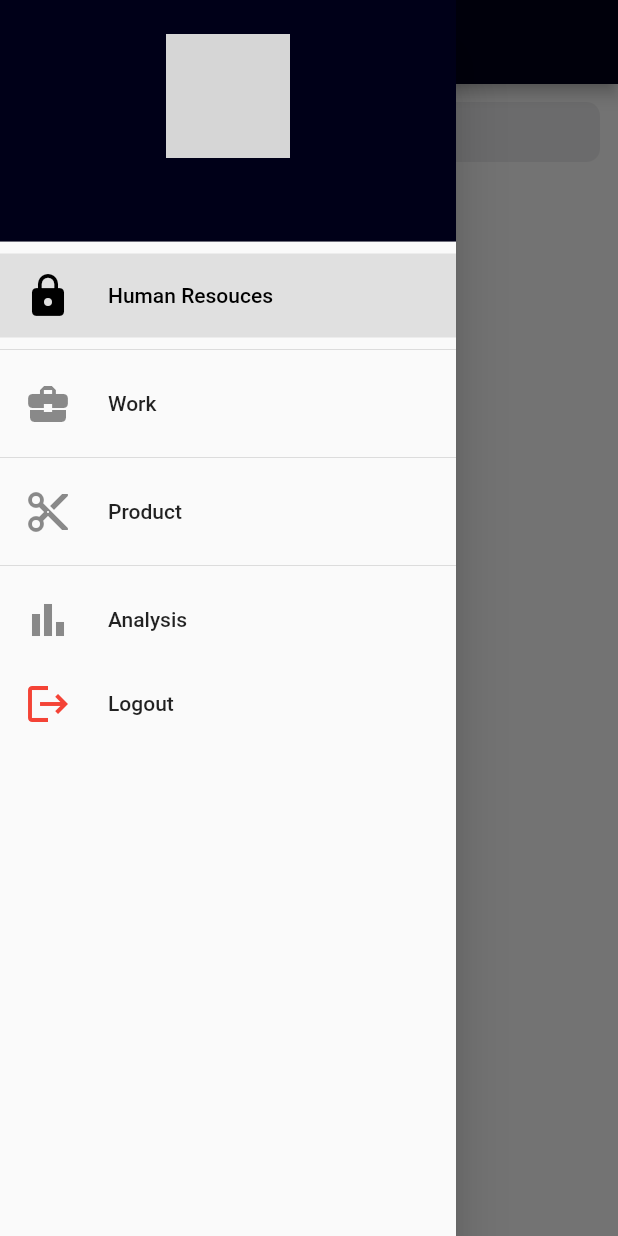
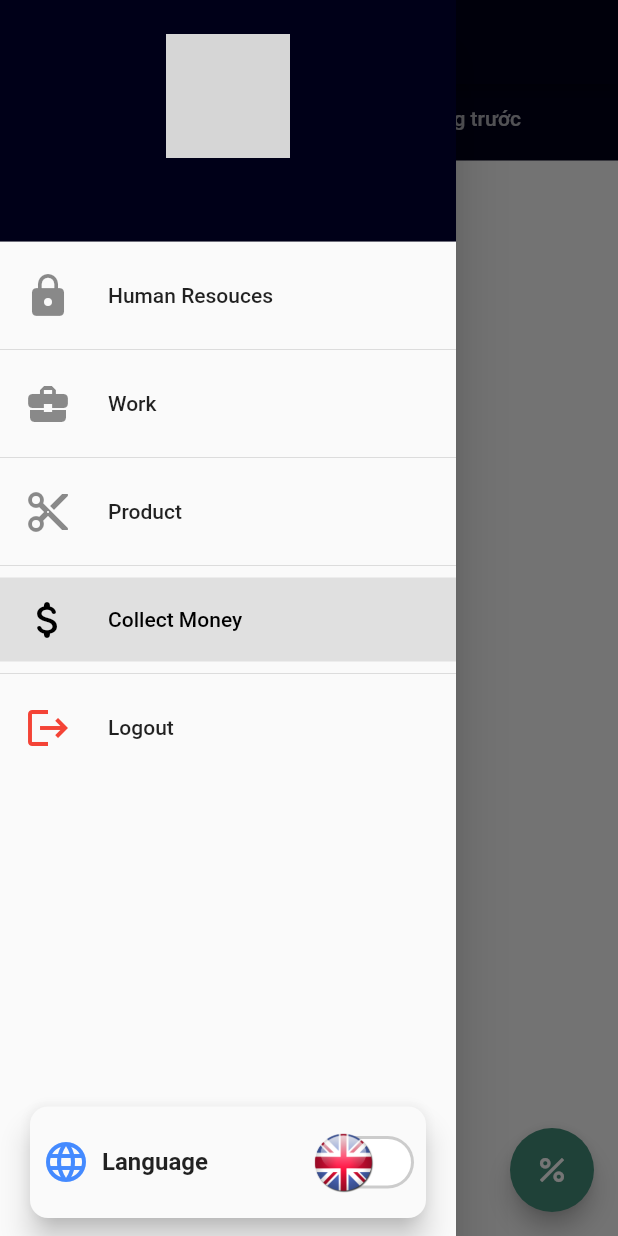
Before and after one commit to toilathor/BarbershopFlutterApp-GRADUATION-THESIS, a Flutter app: the HomeAdminView screen opened by its route, with the side drawer open, on a phone screen of 412 x 824 dp. Run offline on Flutter 3.47's test engine with Material 2 defaults, Android fonts, the phone set to English and light mode, and no system bars; drawn by our look-alikes of animated_toggle_switch; our stand-ins replace awesome_dialog, carousel_slider, data_table_2, date_format, date_picker_timeline, dio and 22 more; missing offline and left inert: flutter_facebook_auth, phone_numbers_parser; accounts and stored records are empty; generated files the repository leaves out were written again; network calls fail; Roboto replaces fonts that are missing (sf-ui-display-light); project files that could hold a hidden picture were left out; grey boxes are pictures that could not be loaded.

Commit message:
done V1 20/06/2022

```diff
--- a/flutter_cahoi_barbershop/lib/core/models/product.dart
+++ b/flutter_cahoi_barbershop/lib/core/models/product.dart
@@ -26,13 +26,13 @@ class Product {
 }
 
 Product _$ProductFromJson(Map<String, dynamic> json) => Product(
-  id: json['id'] as int,
+      id: json['id'] as int,
       name: json['name'] as String,
       price: json['price'] as dynamic,
       duration: json['duration'],
       sortDescription: json['sort_description'] as String,
       fullDescription: json['description'] as String,
-      typeProductId: json['type_product_id'] as int,
+      typeProductId: int.parse("${json['type_product_id']}"),
       image: json['image'] as String,
       status: json['status'] as int,
     );
--- /dev/null
+++ b/flutter_cahoi_barbershop/lib/core/models/revenue.dart
@@ -0,0 +1,59 @@
+import 'package:flutter_cahoi_barbershop/core/models/facility.dart';
+
+/// id : 1
+/// total_revenue_month : 58448
+/// is_paid : 0
+/// facility_id : 1
+/// created_at : "2022-06-19T10:24:12.000000Z"
+/// updated_at : "2022-06-19T10:24:52.000000Z"
+/// facility : {"id":1,"address":"382 Nguyễn Trãi, Thanh Xuân Trung, Thanh Xuân, Hà Nội","description":"Cạnh hầm chui Thanh Xuân, bên tay phải đi theo hướng về Hà Đông","longitude":105.805761,"latitude":20.993949,"image":"/upload/facilities/382_Nguyễn_Trãi,_Thanh_Xuân_Trung,_Thanh_Xuân,_Hà_Nội.png"}
+
+class Revenue {
+  Revenue({
+    this.id,
+    this.totalRevenueMonth,
+    this.isPaid,
+    this.facilityId,
+    this.createdAt,
+    this.updatedAt,
+    this.facility,
+  });
+
+  Revenue.fromJson(dynamic json) {
+    id = json['id'];
+    totalRevenueMonth = json['total_revenue_month'];
+    isPaid = json['is_paid'];
+    facilityId = json['facility_id'];
+    createdAt = json['created_at'];
+    updatedAt = json['updated_at'];
+    facility =
+        json['facility'] != null ? Facility.fromJson(json['facility']) : null;
+  }
+
+  int? id;
+  dynamic totalRevenueMonth;
+  int? isPaid;
+  int? facilityId;
+  String? createdAt;
+  String? updatedAt;
+  Facility? facility;
+
+  Revenue copyWith({
+    int? id,
+    dynamic totalRevenueMonth,
+    int? isPaid,
+    int? facilityId,
+    String? createdAt,
+    String? updatedAt,
+    Facility? facility,
+  }) =>
+      Revenue(
+        id: id ?? this.id,
+        totalRevenueMonth: totalRevenueMonth ?? this.totalRevenueMonth,
+        isPaid: isPaid ?? this.isPaid,
+        facilityId: facilityId ?? this.facilityId,
+        createdAt: createdAt ?? this.createdAt,
+        updatedAt: updatedAt ?? this.updatedAt,
+        facility: facility ?? this.facility,
+      );
+}
--- /dev/null
+++ b/flutter_cahoi_barbershop/lib/core/state_models/admin_model/collect_money_model.dart
@@ -0,0 +1,69 @@
+import 'package:flutter_cahoi_barbershop/core/models/revenue.dart';
+import 'package:flutter_cahoi_barbershop/core/services/revenue_service.dart';
+import 'package:flutter_cahoi_barbershop/core/state_models/base.dart';
+import 'package:flutter_cahoi_barbershop/core/view_state.dart';
+import 'package:flutter_cahoi_barbershop/service_locator.dart';
+import 'package:fluttertoast/fluttertoast.dart';
+
+class CollectMoneyModel extends BaseModel {
+  final _revenueService = locator<RevenueService>();
+
+  Map<String, double> dataChartFirst = {};
+  Map<String, double> dataChartSecond = {};
+
+  List<Revenue> revenueFirst = [];
+  List<Revenue> revenueSecond = [];
+
+  Future changeRevenueMonth(bool isFirstTab) async {
+    setState(ViewState.busy);
+
+    var res = await _revenueService.getRevenueMonth(
+      addMonth: isFirstTab ? 0 : -1,
+    );
+
+    isFirstTab ? (revenueFirst = res) : (revenueSecond = res);
+
+    setState(ViewState.idle);
+    notifyListeners();
+  }
+
+  changeDataChart() {
+    for (var e in revenueFirst) {
+      dataChartFirst["${e.facility!.address}".split(',').first] = double.parse(
+        "${e.totalRevenueMonth ?? 0}",
+      );
+    }
+    for (var e in revenueSecond) {
+      dataChartSecond["${e.facility!.address}".split(',').first] = double.parse(
+        "${e.totalRevenueMonth ?? 0}",
+      );
+    }
+
+    notifyListeners();
+  }
+
+  Future paid({int? revenueId}) async {
+    if (revenueId == null) {
+      return;
+    } else {
+      if (await _revenueService.paid(revenueId)) {
+        Fluttertoast.cancel();
+        Fluttertoast.showToast(msg: "Đã ghi lại!");
+        revenueSecond
+            .firstWhere(
+              (element) => element.id == revenueId,
+            )
+            .isPaid = 1;
+
+        notifyListeners();
+      } else {
+        Fluttertoast.cancel();
+        Fluttertoast.showToast(msg: "Lỗi!");
+      }
+    }
+  }
+
+  Future fetchTotalMonth() async {
+    await _revenueService.fetchTotalMonth();
+  }
+}
--- a/flutter_cahoi_barbershop/lib/l10n/app_en.arb
+++ b/flutter_cahoi_barbershop/lib/l10n/app_en.arb
@@ -127,5 +127,6 @@
   "voucher_reminder": "*Remember to bring your voucher if you own one and give it to the barber",
   "closed": "*Today's business hours are over, facilities are closed",
   "spent": "Spentd",
-  "desc_spent": "In the last 6 months, you have spent a total of"
+  "desc_spent": "In the last 6 months, you have spent a total of",
+  "collect_money": "Collect Money"
 }
--- a/flutter_cahoi_barbershop/lib/l10n/app_vi.arb
+++ b/flutter_cahoi_barbershop/lib/l10n/app_vi.arb
@@ -148,5 +148,6 @@
   "voucher_reminder": "*Nhớ mang theo voucher nếu bạn sở hữu và đưa nó cho nhân viên cắt tóc",
   "closed": "*Đã hết giờ làm việc của ngày hôm nay, các cơ sở đã đóng cửa",
   "spent": "Đã chi",
-  "desc_spent": "Trong 6 tháng gần nhất bạn đã chi tiêu tổng cộng là"
+  "desc_spent": "Trong 6 tháng gần nhất bạn đã chi tiêu tổng cộng là",
+  "collect_money": "Thu tiền"
 }
--- a/flutter_cahoi_barbershop/lib/service_locator.dart
+++ b/flutter_cahoi_barbershop/lib/service_locator.dart
@@ -4,11 +4,13 @@ import 'package:flutter_cahoi_barbershop/core/services/booking_service.dart';
 import 'package:flutter_cahoi_barbershop/core/services/locale_service.dart';
 import 'package:flutter_cahoi_barbershop/core/services/post_service.dart';
 import 'package:flutter_cahoi_barbershop/core/services/product_service.dart';
+import 'package:flutter_cahoi_barbershop/core/services/revenue_service.dart';
 import 'package:flutter_cahoi_barbershop/core/services/role_service.dart';
 import 'package:flutter_cahoi_barbershop/core/services/shared_preferences_service.dart';
 import 'package:flutter_cahoi_barbershop/core/services/task_service.dart';
 import 'package:flutter_cahoi_barbershop/core/services/user_service.dart';
 import 'package:flutter_cahoi_barbershop/core/services/youtube_service.dart';
+import 'package:flutter_cahoi_barbershop/core/state_models/admin_model/collect_money_model.dart';
 import 'package:flutter_cahoi_barbershop/core/state_models/admin_model/hr_model.dart';
 import 'package:flutter_cahoi_barbershop/core/state_models/admin_model/product_model.dart';
 import 'package:flutter_cahoi_barbershop/core/state_models/auth_model.dart';
@@ -35,6 +37,7 @@ void setupLocator() {
   locator.registerLazySingleton(() => PostService());
   locator.registerLazySingleton(() => ProductService());
   locator.registerLazySingleton(() => LocaleService());
+  locator.registerLazySingleton(() => RevenueService());
 
   //Api
   locator.registerLazySingleton(() => Api());
@@ -48,4 +51,5 @@ void setupLocator() {
   locator.registerFactory(() => ProductModel());
   locator.registerFactory(() => StoryModel());
   locator.registerFactory(() => ReportTaskModel());
+  locator.registerFactory(() => CollectMoneyModel());
 }
--- a/flutter_cahoi_barbershop/lib/ui/utils/server_config.dart
+++ b/flutter_cahoi_barbershop/lib/ui/utils/server_config.dart
@@ -2,7 +2,7 @@ enum TypeSocial { none, facebook, google }
 
 enum Role { none, customer, stylist, manager, superAdmin }
 
-enum AdminTab { hr, business, product, analysis }
+enum AdminTab { hr, business, product, collect_money }
 
 enum EmployeeTab { task, story }
 
--- /dev/null
+++ b/flutter_cahoi_barbershop/lib/ui/widgets/language_widget.dart
@@ -0,0 +1,85 @@
+import 'package:animated_toggle_switch/animated_toggle_switch.dart';
+import 'package:flutter/material.dart';
+import 'package:flutter_cahoi_barbershop/core/services/locale_service.dart';
+import 'package:flutter_cahoi_barbershop/l10n/l10n.dart';
+import 'package:flutter_cahoi_barbershop/service_locator.dart';
+import 'package:flutter_cahoi_barbershop/ui/utils/helper.dart';
+
+class LanguageWidget extends StatefulWidget {
+  const LanguageWidget({Key? key}) : super(key: key);
+
+  @override
+  State<LanguageWidget> createState() => _LanguageWidgetState();
+}
+
+class _LanguageWidgetState extends State<LanguageWidget> {
+  late Size size;
+
+  @override
+  Widget build(BuildContext context) {
+    size = MediaQuery.of(context).size;
+    Locale value = locator<LocaleService>().locale;
+
+    return Container(
+      height: size.height * 0.1,
+      padding: const EdgeInsets.symmetric(horizontal: 12.0, vertical: 4.0),
+      width: size.width,
+      child: Material(
+        elevation: 8.0,
+        borderRadius: BorderRadius.circular(12.0),
+        child: Padding(
+          padding: const EdgeInsets.all(8.0),
+          child: Row(
+            mainAxisAlignment: MainAxisAlignment.spaceBetween,
+            children: [
+              Row(
+                children: [
+                  const Icon(
+                    Icons.language,
+                    color: Colors.blueAccent,
+                  ),
+                  Padding(
+                    padding: const EdgeInsets.all(8.0),
+                    child: Text(
+                      appLang(context)!.language,
+                      style: const TextStyle(
+                        fontWeight: FontWeight.bold,
+                        fontSize: 16,
+                      ),
+                    ),
+                  ),
+                ],
+              ),
+              SizedBox(
+                height: 35,
+                child: AnimatedToggleSwitch<Locale>.size(
+                  current: value,
+                  values: L10n.all,
+                  iconOpacity: 0.0,
+                  indicatorSize: const Size.fromWidth(
+                    30,
+                  ),
+                  iconBuilder: (value, size) {
+                    return Image.asset(
+                      value == L10n.all.first
+                          ? "assets/icon/england.jpg"
+                          : "assets/icon/vietnam.jpg",
+                    );
+                  },
+                  borderColor: Colors.grey.withOpacity(0.5),
+                  colorBuilder: (i) => Colors.transparent,
+                  onChanged: (i) {
+                    locator<LocaleService>().changeLanguage();
+                    setState(() {
+                      value = i;
+                    });
+                  },
+                ),
+              )
+            ],
+          ),
+        ),
+      ),
+    );
+  }
+}
--- a/flutter_cahoi_barbershop/lib/ui_admin/home_admin_view.dart
+++ b/flutter_cahoi_barbershop/lib/ui_admin/home_admin_view.dart
@@ -7,8 +7,9 @@ import 'package:flutter_cahoi_barbershop/ui/utils/helper.dart';
 import 'package:flutter_cahoi_barbershop/ui/utils/server_config.dart';
 import 'package:flutter_cahoi_barbershop/ui/utils/style.dart';
 import 'package:flutter_cahoi_barbershop/ui/widgets/dialogs/logout_dialog.dart';
-import 'package:flutter_cahoi_barbershop/ui_admin/views/analysis_tab.dart';
+import 'package:flutter_cahoi_barbershop/ui/widgets/language_widget.dart';
 import 'package:flutter_cahoi_barbershop/ui_admin/views/business_tab.dart';
+import 'package:flutter_cahoi_barbershop/ui_admin/views/collect_money_tab.dart';
 import 'package:flutter_cahoi_barbershop/ui_admin/views/hr_tab.dart';
 import 'package:flutter_cahoi_barbershop/ui_admin/views/product/product_tab.dart';
 
@@ -22,7 +23,12 @@ class HomeAdminView extends StatefulWidget {
 class _HomeAdminViewState extends State<HomeAdminView> {
   Size size = Size.zero;
 
-  AdminTab currentTab = AdminTab.hr;
+  AdminTab currentTab = AdminTab.collect_money;
+
+  @override
+  void initState() {
+    super.initState();
+  }
 
   @override
   Widget build(BuildContext context) {
@@ -94,10 +100,11 @@ class _HomeAdminViewState extends State<HomeAdminView> {
                   ),
                   const Divider(),
                   _drawerTile(
-                    tab: AdminTab.analysis,
-                    title: appLang(context)!.analysis,
-                    icon: const Icon(Icons.bar_chart),
+                    tab: AdminTab.collect_money,
+                    title: appLang(context)!.collect_money,
+                    icon: const Icon(Icons.attach_money_rounded),
                   ),
+                  const Divider(),
                   ListTile(
                     onTap: () async {
                       LogoutDialog.show(context);
@@ -112,7 +119,11 @@ class _HomeAdminViewState extends State<HomeAdminView> {
                   ),
                 ],
               ),
-            )
+            ),
+            const Padding(
+              padding: EdgeInsets.all(8.0),
+              child: LanguageWidget(),
+            ),
           ],
         ),
       ),
@@ -130,10 +141,8 @@ class _HomeAdminViewState extends State<HomeAdminView> {
         return const BusinessTab();
       case AdminTab.product:
         return const ProductTab();
-      case AdminTab.analysis:
-        return const AnalysisTab();
-      default:
-        return const HRTab();
+      case AdminTab.collect_money:
+        return const CollectMoneyTab();
     }
   }
 
--- /dev/null
+++ b/flutter_cahoi_barbershop/lib/ui_admin/views/collect_money_tab.dart
@@ -0,0 +1,228 @@
+import 'package:awesome_dialog/awesome_dialog.dart';
+import 'package:flutter/material.dart';
+import 'package:flutter_cahoi_barbershop/core/models/revenue.dart';
+import 'package:flutter_cahoi_barbershop/core/services/locale_service.dart';
+import 'package:flutter_cahoi_barbershop/core/state_models/admin_model/collect_money_model.dart';
+import 'package:flutter_cahoi_barbershop/service_locator.dart';
+import 'package:flutter_cahoi_barbershop/ui/utils/colors.dart';
+import 'package:flutter_cahoi_barbershop/ui/utils/constants.dart';
+import 'package:flutter_cahoi_barbershop/ui/utils/style.dart';
+import 'package:flutter_cahoi_barbershop/ui/views/_base.dart';
+import 'package:fluttertoast/fluttertoast.dart';
+import 'package:intl/intl.dart';
+import 'package:pie_chart/pie_chart.dart';
+import 'package:showcaseview/showcaseview.dart';
+
+class CollectMoneyTab extends StatefulWidget {
+  const CollectMoneyTab({Key? key}) : super(key: key);
+
+  @override
+  State<CollectMoneyTab> createState() => _CollectMoneyTabState();
+}
+
+class _CollectMoneyTabState extends State<CollectMoneyTab>
+    with TickerProviderStateMixin {
+  late Size size;
+
+  bool isPercent = true;
+
+  int currentTab = 0;
+
+  @override
+  Widget build(BuildContext context) {
+    size = MediaQuery.of(context).size;
+
+    return BaseView<CollectMoneyModel>(
+      onModelReady: (model) async {
+        await model.fetchTotalMonth();
+        await model.changeRevenueMonth(true);
+        await model.changeRevenueMonth(false);
+        model.changeDataChart();
+      },
+      builder: (context, model, child) => DefaultTabController(
+        length: 2,
+        initialIndex: currentTab,
+        child: Scaffold(
+          floatingActionButton: FloatingActionButton(
+            onPressed: () {
+              setState(() {
+                isPercent = !isPercent;
+              });
+            },
+            child: Icon(
+              isPercent ? Icons.percent : Icons.numbers,
+            ),
+          ),
+          body: SizedBox(
+            height: size.height,
+            child: Column(
+              children: [
+                Container(
+                  color: primaryColor,
+                  child: TabBar(
+                    indicatorWeight: 5,
+                    onTap: (index) {
+                      setState(() {
+                        currentTab = index;
+                      });
+                    },
+                    tabs: const [
+                      Tab(text: "Tháng này"),
+                      Tab(text: "Tháng trước"),
+                    ],
+                  ),
+                ),
+                Visibility(
+                  visible: currentTab == 0
+                      ? model.dataChartFirst.isNotEmpty
+                      : model.dataChartSecond.isNotEmpty,
+                  child: PieChart(
+                    dataMap: currentTab == 0
+                        ? model.dataChartFirst
+                        : model.dataChartSecond,
+                    chartLegendSpacing: 5,
+                    chartValuesOptions: ChartValuesOptions(
+                      chartValueStyle: const TextStyle(
+                        fontSize: 8,
+                        color: Colors.black,
+                      ),
+                      chartValueBackgroundColor: Colors.white54,
+                      showChartValueBackground: true,
+                      showChartValuesInPercentage: !isPercent,
+                      // showChartValues: true,
+                    ),
+                    legendOptions: const LegendOptions(
+                      showLegendsInRow: false,
+                      legendPosition: LegendPosition.right,
+                      showLegends: true,
+                      legendTextStyle: TextStyle(
+                        fontWeight: FontWeight.bold,
+                        fontSize: 10,
+                      ),
+                    ),
+                  ),
+                ),
+                Expanded(
+                  child: ListView.separated(
+                    itemCount: currentTab == 0
+                        ? model.revenueFirst.length
+                        : model.revenueSecond.length,
+                    itemBuilder: (context, index) {
+                      final revenue = (currentTab == 0
+                          ? model.revenueFirst[index]
+                          : model.revenueSecond[index]);
+
+                      String total = NumberFormat.currency(
+                        locale: locator<LocaleService>().locale.countryCode,
+                        name: "VND",
+                        symbol: "₫",
+                      ).format(revenue.totalRevenueMonth * 1000);
+
+                      return RevenueTile(
+                        revenue: revenue,
+                        isShowPaid: currentTab == 1,
+                        onPaid: currentTab == 1 && revenue.isPaid != 1
+                            ? () {
+                                AwesomeDialog(
+                                  context: context,
+                                  dialogType: DialogType.QUESTION,
+                                  title: "Xác nhận",
+                                  desc: "Cơ sở này đã nộp đủ $total",
+                                  btnOkOnPress: () async {
+                                    await model.paid(
+                                      revenueId: revenue.id,
+                                    );
+                                  },
+                                  btnCancelOnPress: () {},
+                                ).show();
+                              }
+                            : () {
+                                Fluttertoast.cancel();
+                                Fluttertoast.showToast(
+                                  msg: "Chưa tới hạn nộp!",
+                                );
+                              },
+                      );
+                    },
+                    separatorBuilder: (BuildContext context, int index) {
+                      return const Divider();
+                    },
+                  ),
+                ),
+              ],
+            ),
+          ),
+        ),
+      ),
+    );
+  }
+}
+
+class RevenueTile extends StatelessWidget {
+  RevenueTile({
+    Key? key,
+    required this.revenue,
+    this.onPaid,
+    this.isShowPaid = false,
+  }) : super(key: key);
+
+  final Revenue revenue;
+  final bool isShowPaid;
+  final Function()? onPaid;
+
+  final _globalKey = GlobalKey();
+
+  @override
+  Widget build(BuildContext context) {
+    String total = NumberFormat.currency(
+      locale: locator<LocaleService>().locale.countryCode,
+      name: "VND",
+      symbol: "₫",
+    ).format(revenue.totalRevenueMonth * 1000);
+
+    return ShowCaseWidget(
+      builder: Builder(builder: (context) {
+        return ListTile(
+          onTap: onPaid,
+          onLongPress: () {
+            ShowCaseWidget.of(context)!.startShowCase([_globalKey]);
+          },
+          leading: ClipRRect(
+            child: Image.network("$localHost${revenue.facility!.image}"),
+            borderRadius: borderRadius8,
+          ),
+          trailing: isShowPaid
+              ? Showcase(
+                  description: revenue.isPaid == 1
+                      ? "Cơ sở này đã nộp tiền"
+                      : "Nhấn vào để xác nhận cơ sở đã nộp tiền",
+                  key: _globalKey,
+                  child: Icon(
+                    revenue.isPaid == 1 ? Icons.check : Icons.paid_outlined,
+                    color: revenue.isPaid == 1 ? Colors.green : Colors.yellow,
+                    shadows: [
+                      Shadow(
+                        color: revenue.isPaid == 1
+                            ? Colors.lightGreen
+                            : Colors.yellowAccent,
+                        blurRadius: 4,
+                        offset: Offset.zero,
+                      ),
+                    ],
+                  ),
+                )
+              : null,
+          title: Text(
+            revenue.facility!.address.toString(),
+            style: const TextStyle(
+              fontFamily: fontBold,
+            ),
+          ),
+          subtitle: Text(
+            total,
+          ),
+        );
+      }),
+    );
+  }
+}
--- a/flutter_cahoi_barbershop/lib/ui_employee/employee_home_view.dart
+++ b/flutter_cahoi_barbershop/lib/ui_employee/employee_home_view.dart
@@ -3,6 +3,7 @@ import 'package:flutter_cahoi_barbershop/core/services/auth_service.dart';
 import 'package:flutter_cahoi_barbershop/service_locator.dart';
 import 'package:flutter_cahoi_barbershop/ui/utils/colors.dart';
 import 'package:flutter_cahoi_barbershop/ui/utils/constants.dart';
+import 'package:flutter_cahoi_barbershop/ui/utils/helper.dart';
 import 'package:flutter_cahoi_barbershop/ui/utils/server_config.dart';
 import 'package:flutter_cahoi_barbershop/ui/utils/style.dart';
 import 'package:flutter_cahoi_barbershop/ui/views/pages/story_page_view.dart';
@@ -93,8 +94,8 @@ class _EmployeeHomeViewState extends State<EmployeeHomeView> {
                       Navigator.pop(context);
                     },
                     leading: const Icon(Icons.history_edu),
-                    title: const Text(
-                      'Nhiệm vụ',
+                    title: Text(
+                      appLang(context)!.bottombar_story,
                     ),
                   ),
                   const Divider(),
--- a/flutter_cahoi_barbershop/lib/ui_employee/task_tab.dart
+++ b/flutter_cahoi_barbershop/lib/ui_employee/task_tab.dart
@@ -50,7 +50,7 @@ class _TaskTabState extends State<TaskTab> {
           if (scrollController.position.pixels ==
                   scrollController.position.maxScrollExtent &&
               !model.isLoading) {
-            loadData(model);
+            await loadData(model);
           }
         });
         LoadingDialog.dismiss(context);
--- a/flutter_cahoi_barbershop/pubspec.yaml
+++ b/flutter_cahoi_barbershop/pubspec.yaml
@@ -86,6 +86,7 @@ dependencies:
   logger: ^1.1.0
   animated_toggle_switch: ^0.5.2
   showcaseview: ^1.1.5
+  pie_chart: ^5.3.1
 
 dev_dependencies:
   flutter_test:
```
Also changed, not shown: flutter_cahoi_barbershop/lib/core/apis/api.dart (+30 -0 lines), flutter_cahoi_barbershop/lib/core/services/revenue_service.dart (added, +43 -0 lines), flutter_cahoi_barbershop/lib/core/state_models/stylist_model/report_task_model.dart (+6 -4 lines), flutter_cahoi_barbershop/lib/ui/views/pages/account_page_view.dart (+2 -69 lines), flutter_cahoi_barbershop/lib/ui_admin/views/analysis_tab.dart (deleted, +0 -54 lines).
